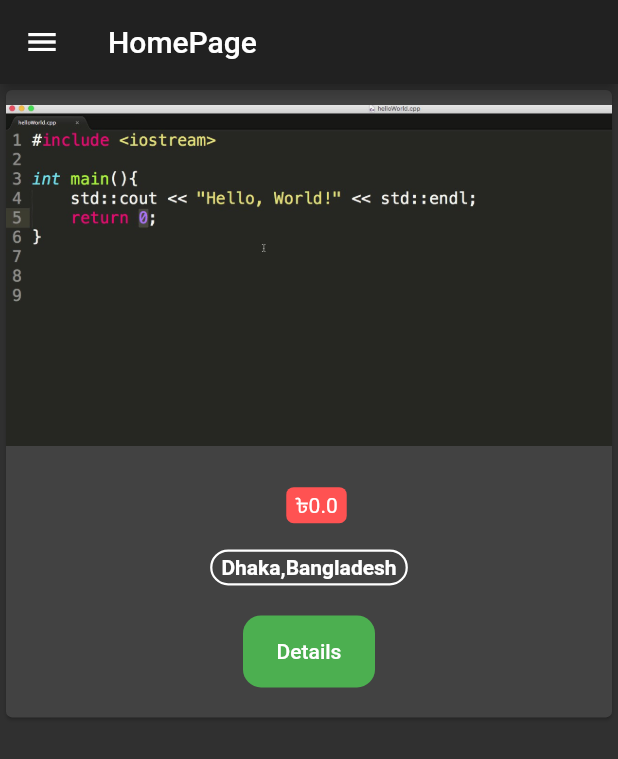
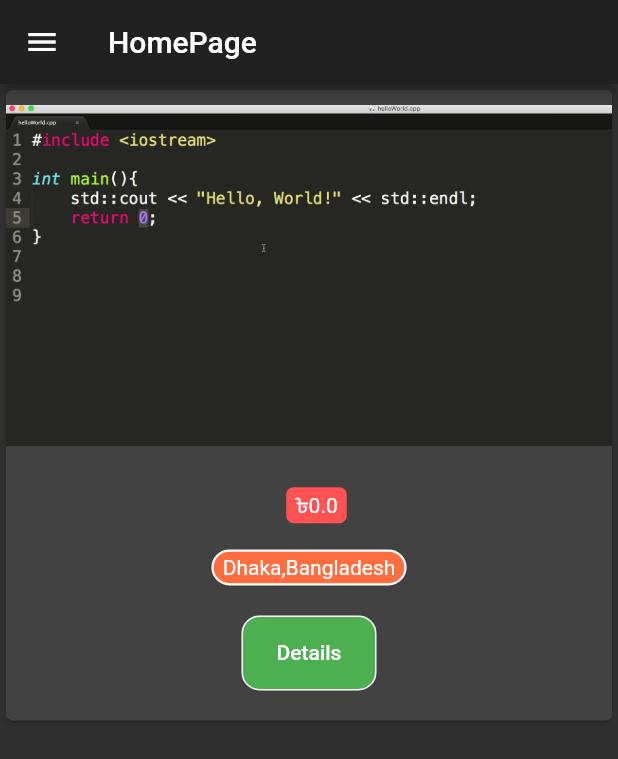
Before and after one commit to ShanjinurIslam/Snatok-Flutter, a Flutter app: the AdManagement screen opened by its route, after a tap on "Add Product", on a phone screen of 412 x 824 dp. Shown: the top 759 px of the screen. Run offline on Flutter 3.47's test engine with Material 2 defaults, Android fonts, the phone set to English and light mode, and no system bars.

Commit message:
fixing some colors

```diff
--- a/snatok/lib/views/ads.dart
+++ b/snatok/lib/views/ads.dart
@@ -46,14 +46,22 @@ class Ads extends StatelessWidget {
             ),
           ),
           Container(
-            padding: EdgeInsets.symmetric(horizontal: 6,vertical: 2.5),
-            decoration: BoxDecoration(border: Border.all(color: Colors.white,width: 1.5),borderRadius: BorderRadius.circular(20)),
-            child: Text('Dhaka,Bangladesh',style: TextStyle(fontWeight: FontWeight.bold),),
+            padding: EdgeInsets.symmetric(horizontal: 6, vertical: 2.5),
+            decoration: BoxDecoration(
+                border: Border.all(color: Colors.white, width: 1.5),
+                borderRadius: BorderRadius.circular(20),
+                color: Colors.deepOrangeAccent),
+            child: Text(
+              'Dhaka,Bangladesh',
+              style: TextStyle(fontWeight: FontWeight.normal),
+            ),
           ),
           Container(
-            margin: EdgeInsets.fromLTRB(30,20,30,10),
+            margin: EdgeInsets.fromLTRB(30, 20, 30, 10),
             decoration: BoxDecoration(
-                color: Colors.green, borderRadius: BorderRadius.circular(12)),
+                color: Colors.green,
+                borderRadius: BorderRadius.circular(12),
+                border: Border.all(color: Colors.white)),
             child: FlatButton(
               child: Text(
                 'Details',
--- a/snatok/lib/views/auth.dart
+++ b/snatok/lib/views/auth.dart
@@ -40,7 +40,8 @@ class _AuthPageState extends State<AuthPageView> {
                   child: TextField(
                     style: TextStyle(color: Colors.black),
                     decoration: InputDecoration(
-                        enabledBorder: OutlineInputBorder(borderRadius: BorderRadius.circular(12)),
+                        enabledBorder: OutlineInputBorder(
+                            borderRadius: BorderRadius.circular(12)),
                         labelText: 'Username',
                         filled: true,
                         fillColor: Colors.white,
@@ -56,7 +57,8 @@ class _AuthPageState extends State<AuthPageView> {
                   child: TextField(
                     style: TextStyle(color: Colors.black),
                     decoration: InputDecoration(
-                        enabledBorder: OutlineInputBorder(borderRadius: BorderRadius.circular(12)),
+                        enabledBorder: OutlineInputBorder(
+                            borderRadius: BorderRadius.circular(12)),
                         labelText: 'Password',
                         filled: true,
                         fillColor: Colors.white,
@@ -78,10 +80,12 @@ class _AuthPageState extends State<AuthPageView> {
                   title: Text('Remember me?'),
                 ),
               ),
-              ButtonBar(
-                alignment: MainAxisAlignment.center,
-                children: <Widget>[
-                  FlatButton(
+              Container(
+                decoration: BoxDecoration(
+                    borderRadius: BorderRadius.circular(10),
+                    color: Colors.green,
+                    border: Border.all(color: Colors.white)),
+                child: FlatButton(
                   child: Text(
                     'Log In',
                     style: TextStyle(color: Colors.white),
@@ -90,8 +94,7 @@ class _AuthPageState extends State<AuthPageView> {
                     Navigator.pushReplacementNamed(context, '/home');
                   },
                   color: Colors.green,
-                  )
-                ],
+                ),
               ),
             ],
           )),
```
Lines whose indentation alone changed are shown as unchanged.
